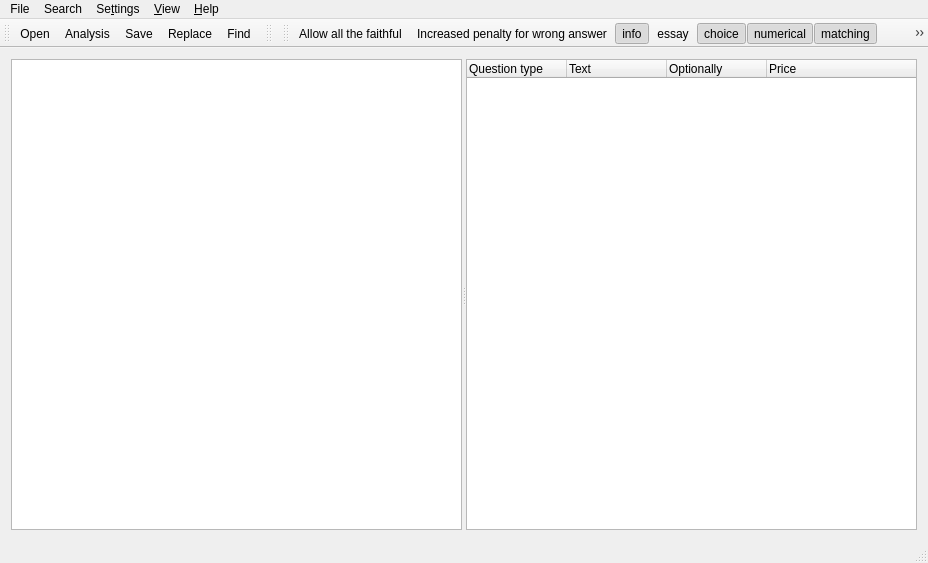
Before: the Qt Designer form mainwindow.ui in schmidtevgeny/moodle_question_import, drawn with Qt 5.
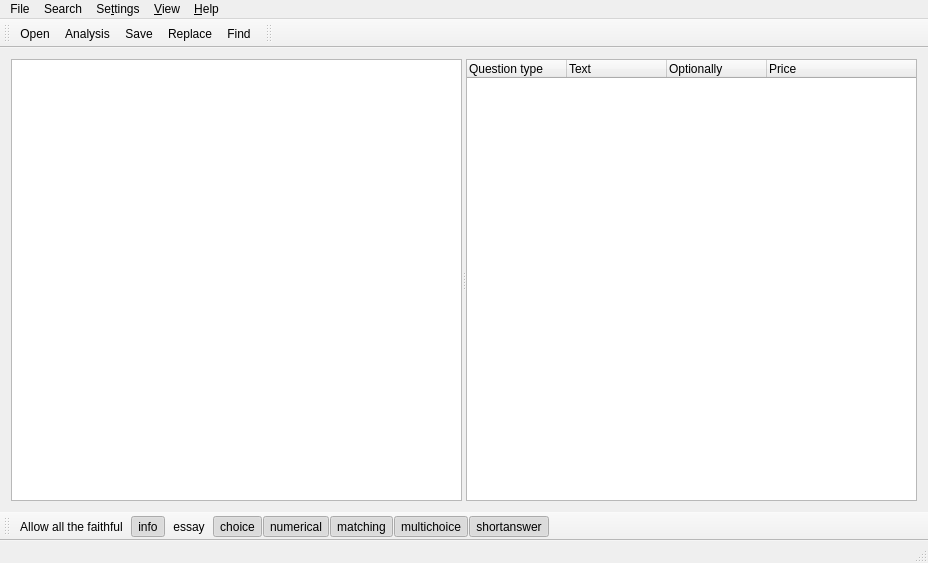
After: the same form once the commit is applied. Icons and pictures are not drawn.

Diff of the .ui file:
```diff
--- a/mainwindow.ui
+++ b/mainwindow.ui
@@ -206,13 +206,12 @@
     <string>toolBar_2</string>
    </property>
    <attribute name="toolBarArea">
-    <enum>TopToolBarArea</enum>
+    <enum>BottomToolBarArea</enum>
    </attribute>
    <attribute name="toolBarBreak">
     <bool>false</bool>
    </attribute>
    <addaction name="action_enableAll"/>
-   <addaction name="action_bigPenalty"/>
    <addaction name="format_info"/>
    <addaction name="format_essay"/>
    <addaction name="format_choice"/>
```
Left out of the diff: 49 changed lines with no effect on the pictures.
